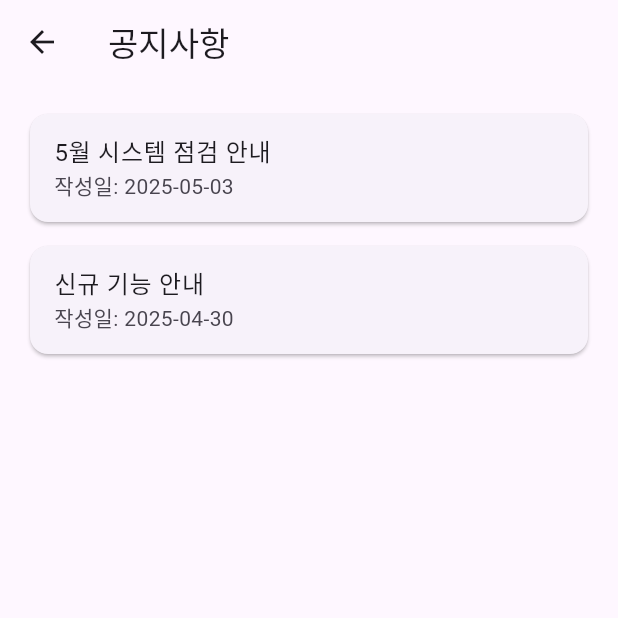
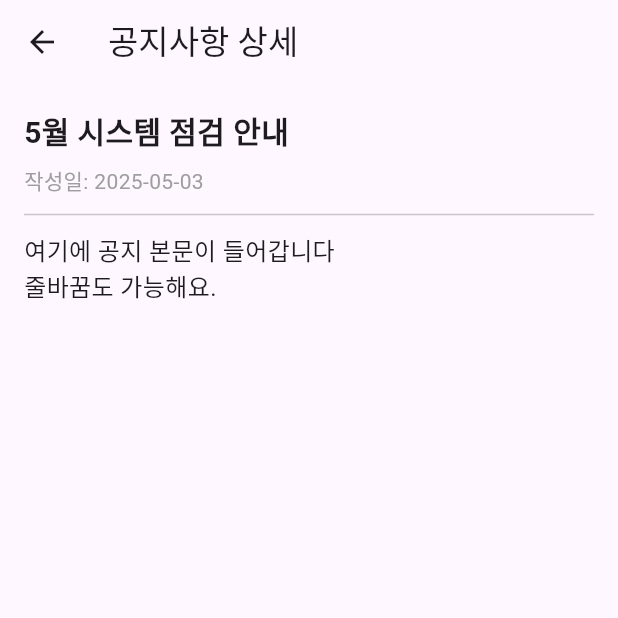
Before and after one commit to ghghtls/peoplejob_frontend, a Flutter app: the NoticeListPage screen opened directly, after a tap on "5월 시스템 점검 안내", on a phone screen of 412 x 824 dp, the top half of it. Run offline on Flutter 3.47's test engine with Material 3 defaults, Android fonts, the phone set to English and light mode, and no system bars; our stand-ins replace dio, flutter_dotenv, flutter_riverpod.

Commit message:
feat:공지사항 상세 ui

```diff
--- /dev/null
+++ b/lib/ui/pages/notice/notice_detail_page.dart
@@ -0,0 +1,41 @@
+import 'package:flutter/material.dart';
+
+class NoticeDetailPage extends StatelessWidget {
+  final String title;
+  final String content;
+  final String date;
+
+  const NoticeDetailPage({
+    super.key,
+    required this.title,
+    required this.content,
+    required this.date,
+  });
+
+  @override
+  Widget build(BuildContext context) {
+    return Scaffold(
+      appBar: AppBar(title: const Text('공지사항 상세')),
+      body: Padding(
+        padding: const EdgeInsets.all(16),
+        child: Column(
+          crossAxisAlignment: CrossAxisAlignment.start,
+          children: [
+            Text(
+              title,
+              style: const TextStyle(fontSize: 20, fontWeight: FontWeight.bold),
+            ),
+            const SizedBox(height: 8),
+            Text('작성일: $date', style: const TextStyle(color: Colors.grey)),
+            const Divider(height: 24),
+            Expanded(
+              child: SingleChildScrollView(
+                child: Text(content, style: const TextStyle(fontSize: 16)),
+              ),
+            ),
+          ],
+        ),
+      ),
+    );
+  }
+}
--- a/lib/ui/pages/notice/widgets/notice_list_view.dart
+++ b/lib/ui/pages/notice/widgets/notice_list_view.dart
@@ -1,4 +1,5 @@
 import 'package:flutter/material.dart';
+import 'package:peoplejob_frontend/ui/pages/notice/notice_detail_page.dart';
 
 class NoticeListView extends StatelessWidget {
   const NoticeListView({super.key});
@@ -28,8 +29,17 @@ class NoticeListView extends StatelessWidget {
             title: Text(notice['title']!),
             subtitle: Text('작성일: ${notice['date']}'),
             onTap: () {
-              // TODO: 상세 페이지로 이동
-              print("공지 클릭: ${notice['title']}");
+              Navigator.push(
+                context,
+                MaterialPageRoute(
+                  builder:
+                      (_) => NoticeDetailPage(
+                        title: notice['title']!,
+                        content: '여기에 공지 본문이 들어갑니다\n줄바꿈도 가능해요.',
+                        date: notice['date']!,
+                      ),
+                ),
+              );
             },
           ),
         );
```
